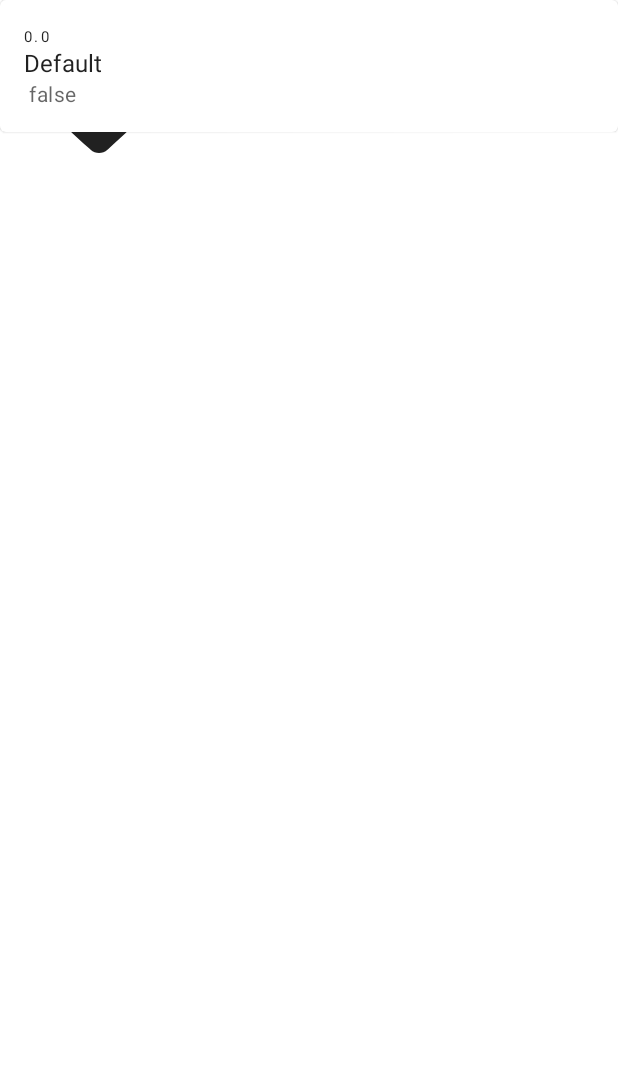
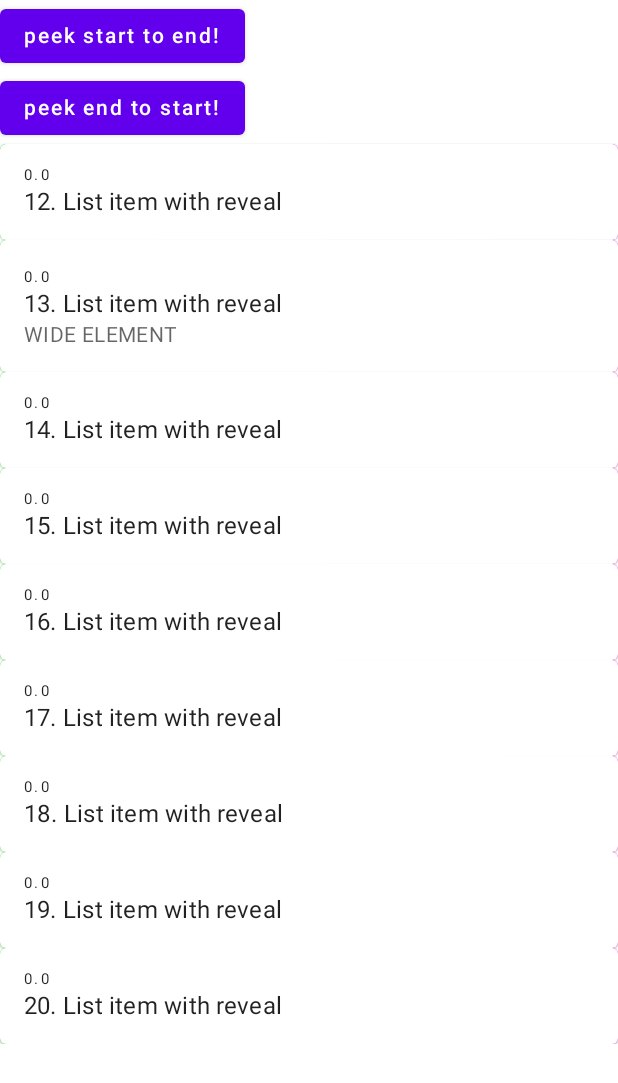
Before and after one commit to akhris/compose-utils, an Android app built with Jetpack Compose: the screen it shows after launch (MainActivity), on a phone screen of 412 x 824 dp. Before the commit the part shown is almost empty. Shown: the top 1083 px of the screen. Run offline under Robolectric (Android 15) with nearby library versions, the phone set to English and light mode, and no system bars; our stand-ins replace Timber.

Commit message:
-fixed swiping issues (now swiping is always enabled) -fixed background icons size and position -first working variant without testing

```diff
--- a/SwipeToReveal/build.gradle
+++ b/SwipeToReveal/build.gradle
@@ -1,7 +1,10 @@
 plugins {
     id 'com.android.library'
     id 'kotlin-android'
+    id 'maven-publish'
 }
+
+group='com.github.akhris'
 
 android {
     compileSdk 31
--- a/SwipeToReveal/src/main/java/com/akhris/composeutils/swipetoreveal/SwipeToReveal.kt
+++ b/SwipeToReveal/src/main/java/com/akhris/composeutils/swipetoreveal/SwipeToReveal.kt
@@ -1,6 +1,7 @@
 package com.akhris.composeutils.swipetoreveal
 
-import androidx.compose.foundation.background
+import androidx.compose.animation.core.*
+import androidx.compose.foundation.clickable
 import androidx.compose.foundation.gestures.Orientation
 import androidx.compose.foundation.layout.*
 import androidx.compose.material.*
@@ -13,10 +14,9 @@ import androidx.compose.ui.Modifier
 import androidx.compose.ui.draw.scale
 import androidx.compose.ui.graphics.Color
 import androidx.compose.ui.graphics.vector.ImageVector
-import androidx.compose.ui.layout.onGloballyPositioned
-import androidx.compose.ui.layout.onSizeChanged
 import androidx.compose.ui.platform.LocalDensity
 import androidx.compose.ui.platform.LocalLayoutDirection
+import androidx.compose.ui.unit.Dp
 import androidx.compose.ui.unit.IntOffset
 import androidx.compose.ui.unit.LayoutDirection
 import androidx.compose.ui.unit.dp
@@ -24,8 +24,8 @@ import com.akhris.composeutils.swipetoreveal.RevealValue.*
 import kotlinx.coroutines.CancellationException
 import timber.log.Timber
 import kotlin.math.abs
-import kotlin.math.max
 import kotlin.math.roundToInt
+
 
 
 /**
@@ -86,6 +86,13 @@ class RevealState(
     initialValue: RevealValue,
     confirmStateChange: (RevealValue) -> Boolean = { true }
 ) : SwipeableState<RevealValue>(initialValue, confirmStateChange = confirmStateChange) {
+
+    private val peekAnimationSpec =
+        SpringSpec<Float>(
+            dampingRatio = Spring.DampingRatioMediumBouncy,
+            stiffness = Spring.StiffnessMedium
+        )
+
     /**
      * The direction (if any) in which the composable has been or is being revealed.
      *
@@ -125,6 +132,21 @@ class RevealState(
         animateTo(targetValue = targetValue)
     }
 
+    /**
+     * Reveal the component in the given [direction] with an animation given by [animationSpec]
+     * without triggering the button's action and swipe back programmatically.
+     * Use it in help purposes to show user that this item can be swiped.
+     */
+    suspend fun peek(
+        direction: RevealDirection,
+        animationSpec: AnimationSpec<Float> = peekAnimationSpec
+    ) {
+        val targetValue =
+            if (direction == RevealDirection.StartToEnd) RevealedToEnd else RevealedToStart
+        animateTo(targetValue = targetValue, anim = animationSpec)
+        animateTo(targetValue = Default, anim = animationSpec)
+    }
+
     companion object {
         /**
          * The default [Saver] implementation for [RevealState].
@@ -157,17 +179,13 @@ fun rememberRevealState(
 }
 
 /**
- * A composable that can be dismissed by swiping left or right.
- *
- * @sample androidx.compose.material.samples.SwipeToDismissListItems
+ * A composable that can be revealed by swiping left or right.
  *
  * @param state The state of this component.
  * @param modifier Optional [Modifier] for this component.
- * @param directions The set of directions in which the component can be dismissed.
- * @param revealThresholds The thresholds the item needs to be swiped in order to be dismissed.
- * @param background A composable that is stacked behind the content and is exposed when the
- * content is swiped. You can/should use the [state] to have different backgrounds on each side.
  * @param revealContent The content that can be dismissed.
+ * @param startButton - button at the start (left) position
+ * @param endButton - button at the end (right) position
  */
 @Composable
 @ExperimentalMaterialApi
@@ -179,20 +197,6 @@ fun SwipeToReveal(
     revealContent: @Composable BoxScope.() -> Unit
 ) = BoxWithConstraints(modifier) {
 
-//    val state = rememberRevealState { value ->
-//        when (value) {
-//            RevealValue.RevealedToEnd -> {
-//                buttons.find { it.direction == RevealDirection.StartToEnd }?.doOnReveal?.invoke()
-//            }
-//            RevealValue.RevealedToStart -> {
-//                buttons.find { it.direction == RevealDirection.EndToStart }?.doOnReveal?.invoke()
-//            }
-//            else -> {
-//            }
-//        }
-//        false
-//    }
-
 
     val directions = remember(startButton, endButton) {
         val dirs = mutableListOf<RevealDirection>()
@@ -201,37 +205,31 @@ fun SwipeToReveal(
         dirs.toList()
     }
 
+    val iconHorPadding = remember { 32.dp }
+    val iconSize = remember { 24.dp }
+
     //width of the composable
     val width = remember { constraints.maxWidth.toFloat() }
-    var height by remember { mutableStateOf(24f) }
-
-
+    val revealWidthDp = remember(iconSize, iconHorPadding) { iconSize + iconHorPadding * 2 }
     //max revealing width
-    val revealWidthStartToEnd =
-        remember(height, startButton) { startButton?.width ?: height }
-    val revealWidthEndToStart =
-        remember(height, endButton) { endButton?.width ?: height }
-
-    Timber.d("revealWidthStartToEnd: $revealWidthStartToEnd")
-    Timber.d("revealWidthEndToStart: $revealWidthEndToStart")
+    val revealWidthPx = with(LocalDensity.current) { revealWidthDp.toPx() }
+    val commitWidth = remember(revealWidthPx) { 1.5f * revealWidthPx }
 
     val revealThresholds: (RevealDirection) -> ThresholdConfig = { FractionalThreshold(0.5f) }
 
 
     val isRtl = LocalLayoutDirection.current == LayoutDirection.Rtl
 
-    val anchors = remember(height) {
+    val anchors = remember(revealWidthPx, commitWidth) {
         val map = mutableMapOf(0f to Default)
         if (RevealDirection.StartToEnd in directions) {
-            map += revealWidthStartToEnd to RevealedToEnd
-            map += revealWidthStartToEnd * 1.5f to CommitedToEnd
+            map += revealWidthPx to RevealedToEnd
+            map += commitWidth to CommitedToEnd
         }
         if (RevealDirection.EndToStart in directions) {
-            map += -revealWidthEndToStart to RevealedToStart
-            map += -revealWidthEndToStart * 1.5f to CommitedToStart
+            map += -revealWidthPx to RevealedToStart
+            map += -commitWidth to CommitedToStart
         }
-
-        Timber.d("anchors: $map")
         map
     }
 
@@ -246,13 +244,16 @@ fun SwipeToReveal(
     val maxFactor =
         if (RevealDirection.StartToEnd in directions) SwipeableDefaults.StandardResistanceFactor else SwipeableDefaults.StiffResistanceFactor
 
+    //reset flag - used when there is need for reset state to Default
+    var isReset by remember { mutableStateOf(false) }
+
     Box(
         Modifier.swipeable(
             state = state,
             anchors = anchors,
             thresholds = thresholds,
             orientation = Orientation.Horizontal,
-            enabled = state.currentValue == Default,
+            enabled = true,
             reverseDirection = isRtl,
             resistance = ResistanceConfig(
                 basis = width,
@@ -261,80 +262,134 @@ fun SwipeToReveal(
             )
         )
     ) {
-
-        Row {
-            startButton?.let {
-
-                val horPadding = 16.dp
-                val scale = 1f
-//                val scale = if (state.isAnimationRunning) 1f else when (abs(state.offset.value)) {
-//                    in 0f..with(LocalDensity.current) { horPadding.toPx() } -> 1f
-//                    in revealWidth..width -> 1f
-//                    else -> 1f + abs(state.offset.value) / (revealWidth * 2f)
-//                }
-
-//                    val alignment =
-//                        if (it.direction == RevealDirection.EndToStart) Alignment.CenterEnd else Alignment.CenterStart
-                Icon(
-                    it.icon,
-                    contentDescription = it.contentDescription,
-                    Modifier
-                        .background(color = it.backgroundColor)
-                        .size(max(height, it.width ?: height).dp)
-                        .padding(horizontal = horPadding, vertical = 0.dp)
-                        .scale(scale)
-                        .align(Alignment.CenterVertically),
-                    tint = it.iconTint
-                        ?: LocalContentColor.current.copy(alpha = LocalContentAlpha.current)
+        val scale = if (state.isAnimationRunning) 1f else when (val curOffset =
+            abs(state.offset.value)) {
+            in 0f..revealWidthPx -> 1f
+            in revealWidthPx..commitWidth -> curOffset / revealWidthPx
+            else -> 1f
+        }
+        //background row:
+        Row(modifier = Modifier.matchParentSize()) {
+            startButton?.let { button ->
+                DrawButtonBox(
+                    button,
+                    iconSize = iconSize,
+                    iconHorPadding = iconHorPadding,
+                    scale = scale,
+                    onClick = {
+                        button.callback.invoke()
+                        isReset = true
+                    },
+                    alignment = Alignment.CenterStart
                 )
-
 
             }
 
-            Spacer(modifier = Modifier.weight(1f))
-            endButton?.let {
 
-                val horPadding = 16.dp
-                val scale = 1f
-//                val scale = if (state.isAnimationRunning) 1f else when (abs(state.offset.value)) {
-//                    in 0f..with(LocalDensity.current) { horPadding.toPx() } -> 1f
-//                    in revealWidth..width -> 1f
-//                    else -> 1f + abs(state.offset.value) / (revealWidth * 2f)
-//                }
+            endButton?.let { button ->
 
-//                    val alignment =
-//                        if (it.direction == RevealDirection.EndToStart) Alignment.CenterEnd else Alignment.CenterStart
-                Icon(
-                    it.icon,
-                    contentDescription = it.contentDescription,
-                    Modifier
-                        .background(color = it.backgroundColor)
-//                            .align(alignment)
-                        .padding(horizontal = horPadding, vertical = 0.dp)
-                        .scale(scale),
-                    tint = it.iconTint
-                        ?: LocalContentColor.current.copy(alpha = LocalContentAlpha.current)
+                DrawButtonBox(
+                    button,
+                    iconSize = iconSize,
+                    iconHorPadding = iconHorPadding,
+                    scale = scale,
+                    onClick = {
+                        button.callback.invoke()
+                        isReset = true
+                    },
+                    alignment = Alignment.CenterEnd
                 )
+
             }
+
         }
+
         Box(
             modifier = Modifier
+                .wrapContentHeight()
                 .offset { IntOffset(state.offset.value.roundToInt(), 0) }
-                .onSizeChanged { size ->
-                    height = size.height.toFloat()
+                .clickable {
+                    isReset = true
                 },
             content = revealContent
         )
     }
 
+
+
+    LaunchedEffect(key1 = state.currentValue) {
+        when (state.currentValue) {
+            CommitedToEnd -> {
+                startButton?.callback?.invoke()
+                state.reset()
+            }
+            CommitedToStart -> {
+                endButton?.callback?.invoke()
+                state.reset()
+            }
+            else -> {
+                //do nothing
+            }
+        }
+    }
+
+    LaunchedEffect(key1 = isReset) {
+        if (isReset) {
+            state.reset()
+            isReset = false
+        }
+    }
+
+}
+
+
+/**
+ * Draws [Box] with two layers:
+ * - background layer from [RevealButton] object - see [RevealButton.background] for details
+ * - front layer icon from [RevealButton] icon's parameters depending
+ */
+@Composable
+private fun RowScope.DrawButtonBox(
+    button: RevealButton,
+    iconSize: Dp,
+    iconHorPadding: Dp,
+    scale: Float,
+    onClick: () -> Unit,
+    alignment: Alignment,
+) {
+
+    Box(
+        Modifier
+            .fillMaxHeight()
+            .weight(1f)
+    ) {
+
+        button.background.invoke(this)
+
+        Icon(
+            button.icon,
+            contentDescription = button.contentDescription,
+            Modifier
+                .align(alignment = alignment)
+                .padding(horizontal = iconHorPadding, vertical = 0.dp)
+                .size(iconSize)
+                .scale(scale)
+                .clickable {
+                    onClick()
+
+                },
+            tint = button.iconTint
+                ?: LocalContentColor.current.copy(alpha = LocalContentAlpha.current)
+        )
+    }
 }
 
 class RevealButton(
     val icon: ImageVector,
     val iconTint: Color? = null,
-    val backgroundColor: Color = Color.Transparent,
-    val width: Float? = null,
-    val contentDescription: String? = null
+    val background: @Composable BoxScope.() -> Unit = {},
+    val contentDescription: String? = null,
+    val callback: () -> Unit
 )
 
 private fun getRevealDirection(from: RevealValue, to: RevealValue): RevealDirection? {
--- a/app/src/main/java/com/akhris/composeutils/MainActivity.kt
+++ b/app/src/main/java/com/akhris/composeutils/MainActivity.kt
@@ -3,19 +3,28 @@ package com.akhris.composeutils
 import android.os.Bundle
 import androidx.activity.ComponentActivity
 import androidx.activity.compose.setContent
+import androidx.compose.foundation.gestures.Orientation
+import androidx.compose.foundation.gestures.scrollable
 import androidx.compose.foundation.layout.*
+import androidx.compose.foundation.rememberScrollState
+import androidx.compose.foundation.shape.RoundedCornerShape
+import androidx.compose.foundation.verticalScroll
 import androidx.compose.material.*
 import androidx.compose.material.icons.Icons
+import androidx.compose.material.icons.rounded.ArrowDropDown
 import androidx.compose.material.icons.rounded.Favorite
 import androidx.compose.material.icons.rounded.FavoriteBorder
-import androidx.compose.runtime.Composable
-import androidx.compose.runtime.LaunchedEffect
-import androidx.compose.runtime.remember
+import androidx.compose.material.icons.rounded.ThumbUp
+import androidx.compose.runtime.*
 import androidx.compose.ui.Modifier
+import androidx.compose.ui.graphics.Color
 import androidx.compose.ui.tooling.preview.Preview
 import androidx.compose.ui.unit.dp
 import com.akhris.composeutils.swipetoreveal.*
 import com.akhris.composeutils.ui.theme.ComposeUtilsTheme
+import kotlinx.coroutines.launch
+import kotlin.random.Random
+import kotlin.random.nextInt
 
 @ExperimentalMaterialApi
 class MainActivity : ComponentActivity() {
@@ -33,62 +42,131 @@ class MainActivity : ComponentActivity() {
 
     @Composable
     private fun TestList() {
-        val revealState = rememberRevealState(confirmStateChange = {
-            true
-        })
-        val button = remember {
-            RevealButton(
-                icon = Icons.Rounded.Favorite
+
+        val startIndx = remember { 12 }
+        val endIndx = remember { 20 }
+        var peekStart by remember { mutableStateOf(-1) }
+        var peekEnd by remember { mutableStateOf(-1) }
+
+        Column(
+            Modifier
+                .fillMaxWidth()
+                .verticalScroll(state = rememberScrollState())
+        ) {
+
+            Button(onClick = {
+                peekStart = Random.nextInt(range = startIndx..endIndx)
+            }) {
+                Text(text = "peek start to end!")
+            }
+
+            Button(onClick = {
+                peekEnd = Random.nextInt(range = startIndx..endIndx)
+            }) {
+                Text(text = "peek end to start!")
+            }
+
+            for (i in startIndx..endIndx) {
+                MakeRevealItem(
+                    index = i,
+                    withSecondaryText = i == (startIndx + 1),
+                    peekStart = i == peekStart,
+                    peekEnd = i == peekEnd
                 )
             }
 
+        }
 
+    }
+}
 
-        Column(Modifier.fillMaxWidth()) {
+@ExperimentalMaterialApi
+@Composable
+fun MakeRevealItem(
+    index: Int,
+    withSecondaryText: Boolean = false,
+    peekStart: Boolean = false,
+    peekEnd: Boolean = false
+) {
+    val revealState = rememberRevealState()
+    var startIcon by remember { mutableStateOf(true) }
+    var endIcon by remember { mutableStateOf(true) }
+
+    val startButton = remember(startIcon) {
+        RevealButton(
+            icon = when (startIcon) {
+                true -> Icons.Rounded.Favorite
+                false -> Icons.Rounded.FavoriteBorder
+            },
+            callback = {
+                startIcon = !startIcon
+            },
+            background = {
+                Surface(
+                    modifier = Modifier.matchParentSize(),
+                    color = Color.Green,
+                    shape = RoundedCornerShape(4.dp)
+                ) {
+
+                }
+            }
+        )
+    }
+
+    val endButton = remember(endIcon) {
+        RevealButton(
+            icon = when (endIcon) {
+                true -> Icons.Rounded.ThumbUp
+                false -> Icons.Rounded.ArrowDropDown
+            },
+            callback = {
+                endIcon = !endIcon
+            },
+            background = {
+                Surface(
+                    modifier = Modifier.matchParentSize(),
+                    color = Color.Magenta,
+                    shape = RoundedCornerShape(4.dp)
+                ) {
+
+                }
+            }
+        )
+    }
     SwipeToReveal(
         state = revealState,
         modifier = Modifier.fillMaxWidth(),
-                startButton = button
+        startButton = startButton,
+        endButton = endButton
     ) {
         Card {
             ListItem(
                 overlineText = {
                     Text(text = "${revealState.offset.value}")
                 },
-                        secondaryText = {
-                            Text(
-                                text = " ${
-                                    revealState.isRevealed(
-                                        RevealDirection.StartToEnd
-                                    )
-                                }"
-                            )
-                        },
+                secondaryText = if (withSecondaryText) {
+                    {
+                        Text(text = "WIDE ELEMENT")
+                    }
+                } else null,
                 text = {
                     Text(
-                                text = "${revealState.currentValue}"
+                        text = "$index. List item with reveal"
                     )
                 })
         }
     }
+
+    LaunchedEffect(key1 = peekStart, key2 = peekEnd) {
+        if (peekStart) {
+            revealState.peek(RevealDirection.StartToEnd)
         }
+        if (peekEnd) {
+            revealState.peek(RevealDirection.EndToStart)
 
-
-        LaunchedEffect(key1 = revealState.currentValue) {
-
-            when (revealState.currentValue) {
-                RevealValue.CommitedToEnd, RevealValue.CommitedToStart -> {
-                    revealState.reset()
-                }
-                else -> {
-                    //do nothing
         }
     }
 
-        }
-
-
-    }
 }
 
 @Composable
```
Lines whose indentation alone changed are shown as unchanged.
